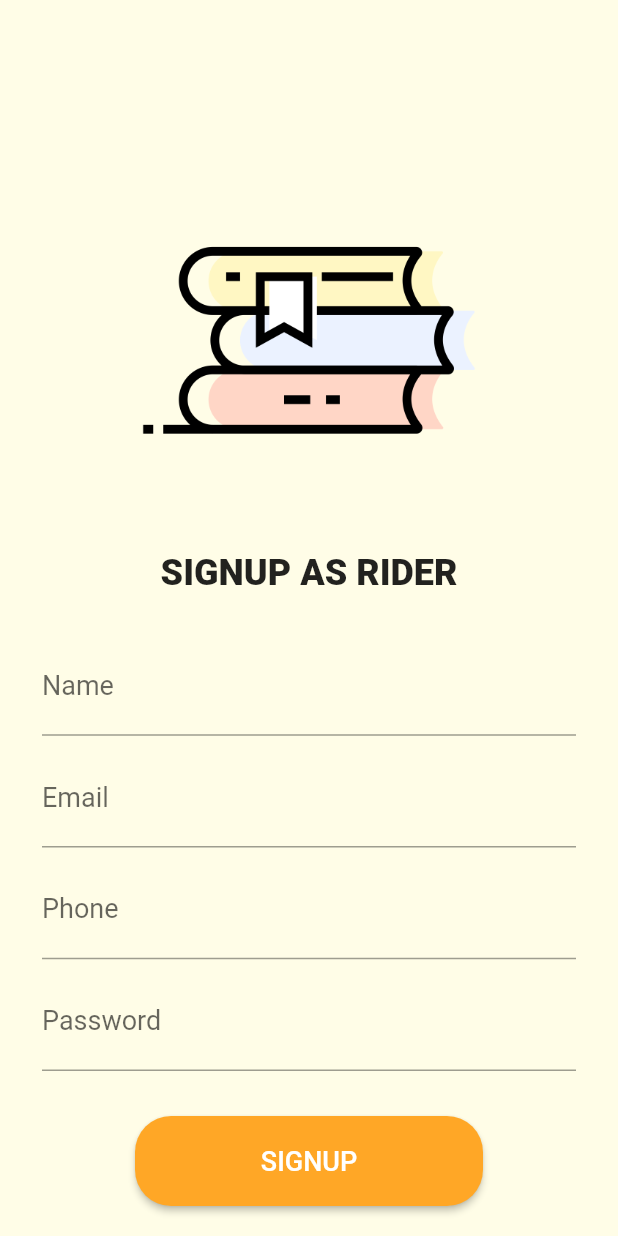
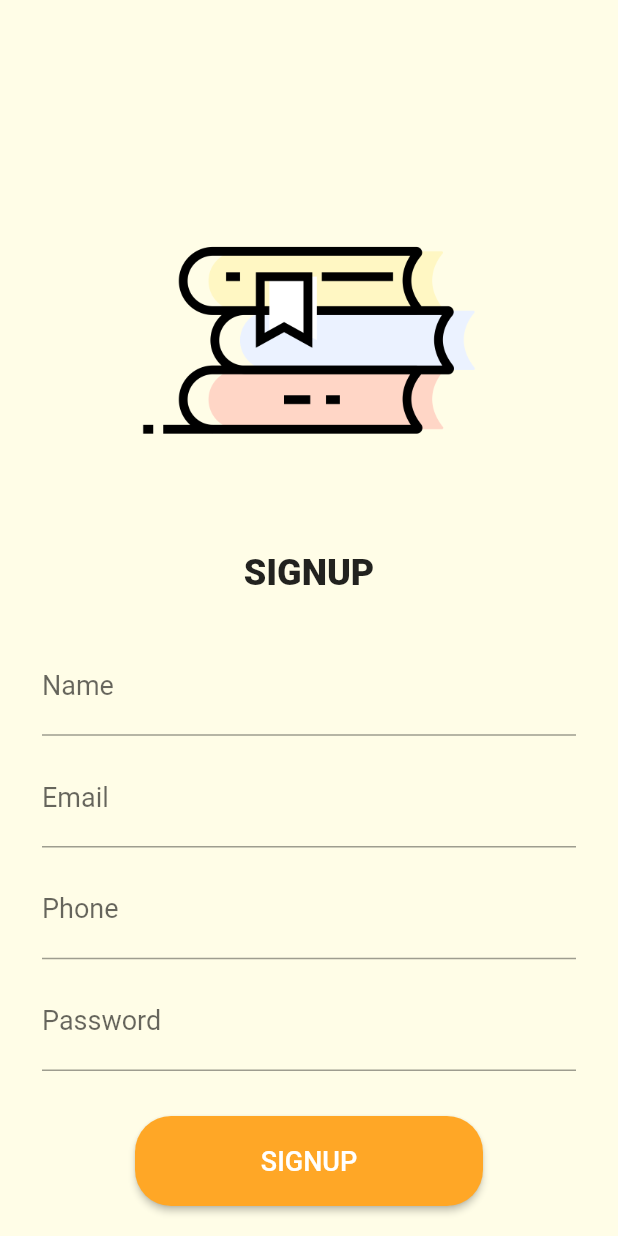
Before and after one commit to Pritheedas01/Book_record, a Flutter app: the SignupScreen screen opened by its route, on a phone screen of 412 x 824 dp. Run offline on Flutter 3.47's test engine with Material 2 defaults, Android fonts, the phone set to English and light mode, and no system bars; our stand-ins replace cloud_firestore, firebase_auth, firebase_core, firebase_database, fluttertoast, font_awesome_flutter; accounts and stored records are empty.

Commit message:
Update signupScreen.dart

```diff
--- a/book_app/lib/AllScreens/signupScreen.dart
+++ b/book_app/lib/AllScreens/signupScreen.dart
@@ -36,7 +36,7 @@ class SignupScreen extends StatelessWidget {
             height: 30.0,
           ),
           Text(
-            "SIGNUP AS RIDER",
+            "SIGNUP",
             style: TextStyle(fontSize: 24.0, fontWeight: FontWeight.w800),
             textAlign: TextAlign.center,
           ),
```
